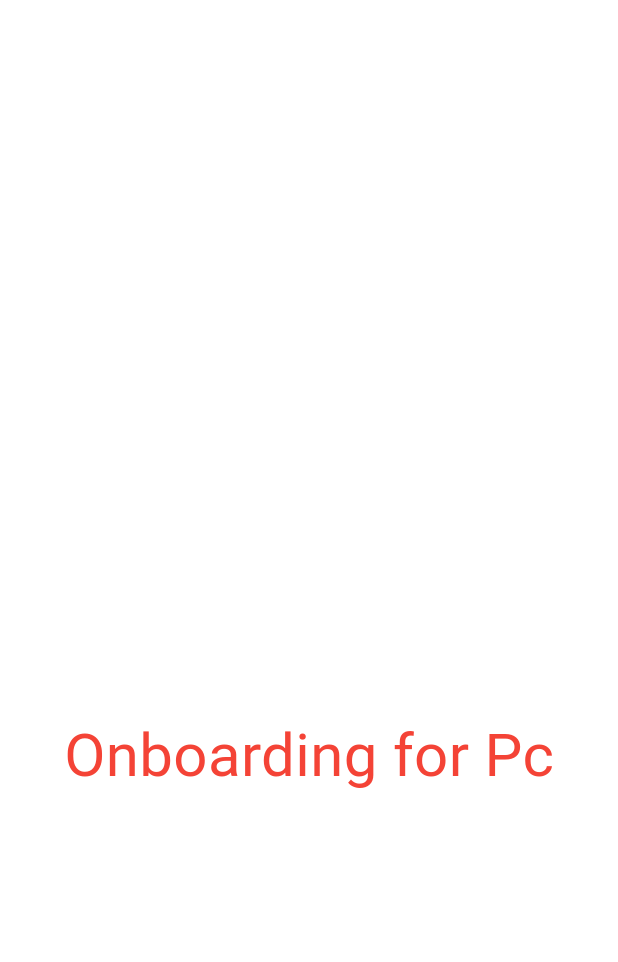
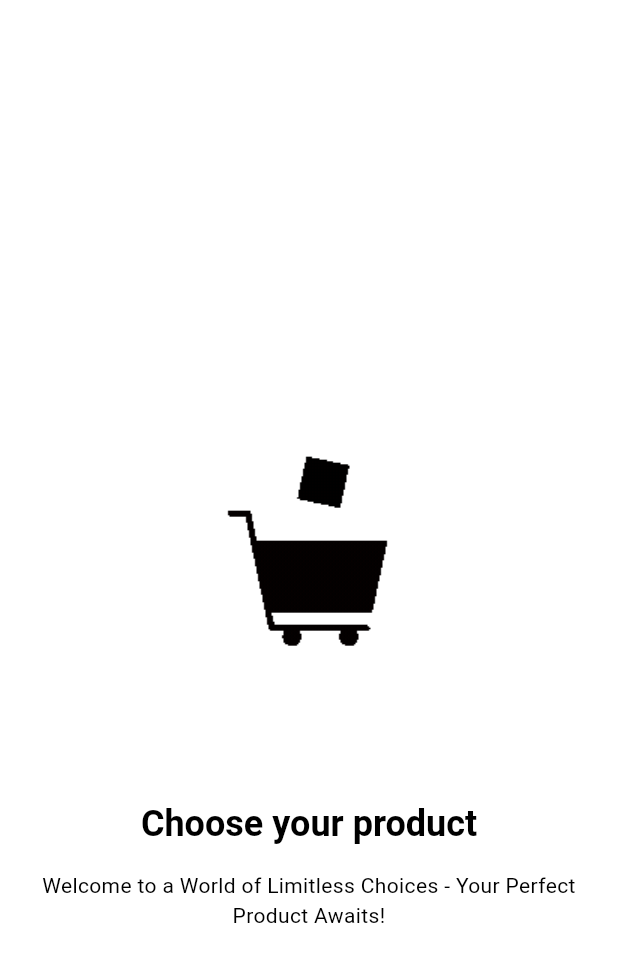
Before and after one commit to LINDEX171/pcd, a Flutter app: the screen it shows after launch, on a phone screen of 412 x 824 dp. Shown: the top 962 px of the screen. Run offline on Flutter 3.47's test engine with Material 3 defaults, Android fonts, the phone set to English and light mode, and no system bars; our stand-ins replace get; Roboto replaces fonts that are missing (Poppins).

Commit message:
onboarding

```diff
--- a/lib/app.dart
+++ b/lib/app.dart
@@ -1,5 +1,6 @@
 
 import 'package:flutter/material.dart';
+import 'package:get/get.dart';
 import 'package:pc/features/screens/onboarding/onboarding.dart';
 import 'package:pc/utils/theme/theme.dart';
 
@@ -9,7 +10,7 @@ class MyApp extends StatelessWidget {
   // This widget is the root of your application.
   @override
   Widget build(BuildContext context) {
-    return MaterialApp(
+    return GetMaterialApp(
       title: 'Flutter Demo',
       theme: TAppTheme.lightTheme,
       themeMode: ThemeMode.system,
--- a/lib/features/screens/onboarding/onboarding.dart
+++ b/lib/features/screens/onboarding/onboarding.dart
@@ -1,6 +1,9 @@
 import 'package:flutter/material.dart';
 import 'package:pc/utils/constants/image_strings.dart';
-
+import 'package:pc/utils/constants/sizes.dart';
+import 'package:pc/utils/constants/text_strings.dart';
+import 'package:pc/utils/helpers/helper_functions.dart';
+import 'package:pc/utils/theme/custom_themes/text_theme.dart';
 
 class OnBoardingScreen extends StatelessWidget {
   const OnBoardingScreen({super.key});
@@ -8,16 +11,67 @@ class OnBoardingScreen extends StatelessWidget {
   @override
   Widget build(BuildContext context) {
     return Scaffold(
-      body: PageView(children: [
-        Column(
-          crossAxisAlignment: CrossAxisAlignment.center,
-          mainAxisAlignment: MainAxisAlignment.center,
-          children: [
-          Image(image: AssetImage(TImages.onBoardingImage1),),
-          SizedBox(height: 100),
-          Text("Onboarding for Pc",style: TextStyle(fontSize: 40,color: Colors.red ),),
-        ],)
-      ],),
+      body: PageView(
+        children: [
+          OnBoardingPage(
+            title: TTexts.onBoardingTitle1,
+            image: TImages.onBoardingImage1,
+            subtitle: TTexts.onBoardingSubTitle1,
+          ),
+          OnBoardingPage(
+            title: TTexts.onBoardingTitle2,
+            image: TImages.onBoardingImage2,
+            subtitle: TTexts.onBoardingSubTitle2,
+          ),
+          OnBoardingPage(
+            title: TTexts.onBoardingTitle3,
+            image: TImages.onBoardingImage3,
+            subtitle: TTexts.onBoardingSubTitle3,
+          )
+        ],
+      ),
     );
   }
 }
+
+class OnBoardingPage extends StatelessWidget {
+  const OnBoardingPage({
+    super.key,
+    required this.image,
+    required this.title,
+    required this.subtitle,
+  });
+
+  final String image, title, subtitle;
+
+  @override
+  Widget build(BuildContext context) {
+    return Padding(
+      padding: const EdgeInsets.all(TSizes.defaultSpace),
+      child: Column(
+        // crossAxisAlignment: CrossAxisAlignment.center,
+        mainAxisAlignment: MainAxisAlignment.center,
+        children: [
+          Image(
+            width: THelperFunctions.screenWidth() * 0.8,
+            height: THelperFunctions.screenHeight() * 0.4,
+            image: AssetImage(image),
+          ),
+          Text(
+            title,
+            style: Theme.of(context).textTheme.headlineMedium,
+            textAlign: TextAlign.center,
+          ),
+          const SizedBox(
+            height: TSizes.spaceBtwItems,
+          ),
+          Text(
+            subtitle,
+            style: Theme.of(context).textTheme.bodyMedium,
+            textAlign: TextAlign.center,
+          )
+        ],
+      ),
+    );
+  }
+}
--- a/lib/utils/constants/image_strings.dart
+++ b/lib/utils/constants/image_strings.dart
@@ -44,9 +44,9 @@ class TImages {
   static const String verifyIllustration = "assets/images/animations/sammy-line-travel-backpack-with-passport-and-air-ticket.gif";
 
   // -- OnBoarding Texts
-  static const String onBoardingImage1 = "assets/images/on_boarding_images/onboardingpc1.gif";
+  static const String onBoardingImage1 = "assets/images/on_boarding_images/onboardingpc3.gif";
   static const String onBoardingImage2 = "assets/images/on_boarding_images/onboardingpc2.gif";
-  static const String onBoardingImage3 = "assets/images/on_boarding_images/onboardingpc3.gif";
+  static const String onBoardingImage3 = "assets/images/on_boarding_images/onboardingpc1.gif";
 
   // -- Products
   static const String productImage1 = "assets/images/products/nike-shoes.png";
```
